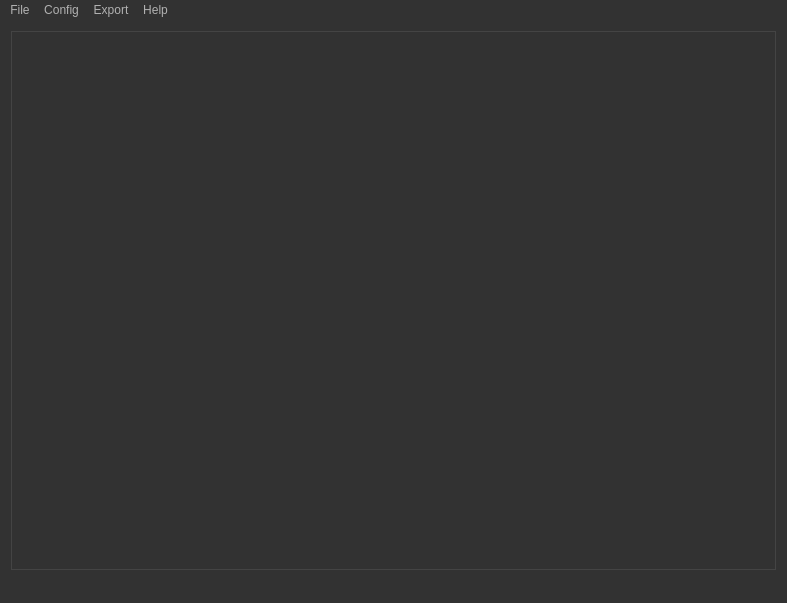
The window that ui/cdegs_main.ui (Eltee/cdegs-aid) describes before a commit, drawn with Qt 5.
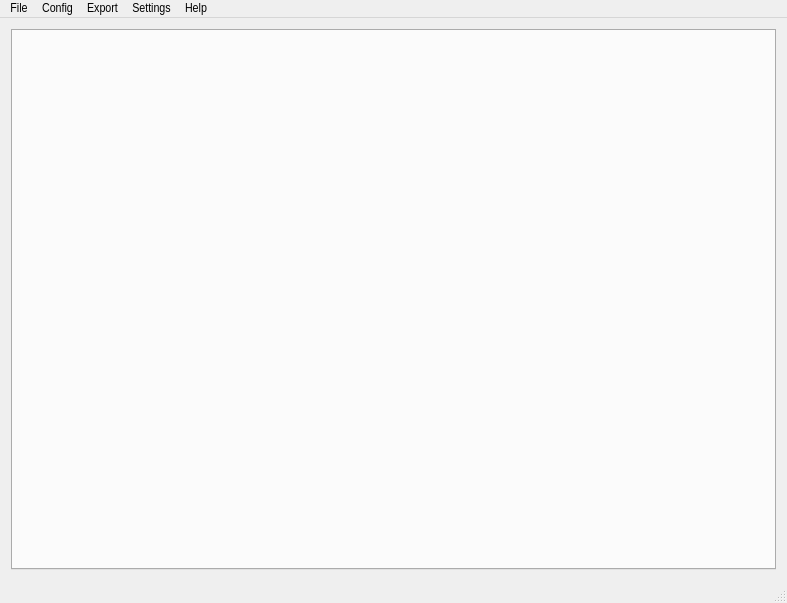
The same window after the commit. Icons and pictures are not drawn.

Patch:
```diff
--- a/ui/cdegs_main.ui
+++ b/ui/cdegs_main.ui
@@ -20,465 +20,7 @@
    <string>CDEGS Aid</string>
   </property>
   <property name="styleSheet">
-   <string notr="true">QToolTip
-{
-     border: 1px solid black;
-     background-color: #ffa02f;
-     padding: 1px;
-     border-radius: 3px;
-     opacity: 100;
-}
-
-QWidget
-{
-    color: #b1b1b1;
-    background-color: #323232;
-}
-
-QWidget:item:hover
-{
-    background-color: QLinearGradient( x1: 0, y1: 0, x2: 0, y2: 1, stop: 0 #ffa02f, stop: 1 #ca0619);
-    color: #000000;
-}
-
-QWidget:item:selected
-{
-    background-color: QLinearGradient( x1: 0, y1: 0, x2: 0, y2: 1, stop: 0 #ffa02f, stop: 1 #d7801a);
-}
-
-QMenuBar::item
-{
-    background: transparent;
-}
-
-QMenuBar::item:selected
-{
-    background: transparent;
-    border: 1px solid #ffaa00;
-}
-
-QMenuBar::item:pressed
-{
-    background: #444;
-    border: 1px solid #000;
-    background-color: QLinearGradient(
-        x1:0, y1:0,
-        x2:0, y2:1,
-        stop:1 #212121,
-        stop:0.4 #343434/*,
-        stop:0.2 #343434,
-        stop:0.1 #ffaa00*/
-    );
-    margin-bottom:-1px;
-    padding-bottom:1px;
-}
-
-QMenu
-{
-    border: 1px solid #000;
-}
-
-QMenu::item
-{
-    padding: 2px 20px 2px 20px;
-}
-
-QMenu::item:selected
-{
-    color: #000000;
-}
-
-QWidget:disabled
-{
-    color: #6D6D6D;
-    background-color: #323232;
-}
-
-QAbstractItemView
-{
-    background-color: QLinearGradient( x1: 0, y1: 0, x2: 0, y2: 1, stop: 0 #4d4d4d, stop: 0.1 #646464, stop: 1 #5d5d5d);
-}
-
-QWidget:focus
-{
-    /*border: 2px solid QLinearGradient( x1: 0, y1: 0, x2: 0, y2: 1, stop: 0 #ffa02f, stop: 1 #d7801a);*/
-}
-
-QLineEdit
-{
-    background-color: QLinearGradient( x1: 0, y1: 0, x2: 0, y2: 1, stop: 0 #4d4d4d, stop: 0 #646464, stop: 1 #5d5d5d);
-    padding: 1px;
-    border-style: solid;
-    border: 1px solid #1e1e1e;
-    border-radius: 5;
-}
-
-QPushButton
-{
-    color: #b1b1b1;
-    background-color: QLinearGradient( x1: 0, y1: 0, x2: 0, y2: 1, stop: 0 #565656, stop: 0.1 #525252, stop: 0.5 #4e4e4e, stop: 0.9 #4a4a4a, stop: 1 #464646);
-    border-width: 1px;
-    border-color: #1e1e1e;
-    border-style: solid;
-    border-radius: 6;
-    padding: 3px;
-    font-size: 12px;
-    padding-left: 5px;
-    padding-right: 5px;
-}
-
-QPushButton:pressed
-{
-    background-color: QLinearGradient( x1: 0, y1: 0, x2: 0, y2: 1, stop: 0 #2d2d2d, stop: 0.1 #2b2b2b, stop: 0.5 #292929, stop: 0.9 #282828, stop: 1 #252525);
-}
-
-QComboBox
-{
-    selection-background-color: #ffaa00;
-    background-color: QLinearGradient( x1: 0, y1: 0, x2: 0, y2: 1, stop: 0 #565656, stop: 0.1 #525252, stop: 0.5 #4e4e4e, stop: 0.9 #4a4a4a, stop: 1 #464646);
-    border-style: solid;
-    border: 1px solid #1e1e1e;
-    border-radius: 5;
-}
-
-QComboBox:hover,QPushButton:hover
-{
-    border: 2px solid QLinearGradient( x1: 0, y1: 0, x2: 0, y2: 1, stop: 0 #ffa02f, stop: 1 #d7801a);
-}
-
-
-QComboBox:on
-{
-    padding-top: 3px;
-    padding-left: 4px;
-    background-color: QLinearGradient( x1: 0, y1: 0, x2: 0, y2: 1, stop: 0 #2d2d2d, stop: 0.1 #2b2b2b, stop: 0.5 #292929, stop: 0.9 #282828, stop: 1 #252525);
-    selection-background-color: #ffaa00;
-}
-
-QComboBox QAbstractItemView
-{
-    border: 2px solid darkgray;
-    selection-background-color: QLinearGradient( x1: 0, y1: 0, x2: 0, y2: 1, stop: 0 #ffa02f, stop: 1 #d7801a);
-}
-
-QComboBox::drop-down
-{
-     subcontrol-origin: padding;
-     subcontrol-position: top right;
-     width: 15px;
-
-     border-left-width: 0px;
-     border-left-color: darkgray;
-     border-left-style: solid; /* just a single line */
-     border-top-right-radius: 3px; /* same radius as the QComboBox */
-     border-bottom-right-radius: 3px;
- }
-
-QComboBox::down-arrow
-{
-     image: url(:/down_arrow.png);
-}
-
-QGroupBox:focus
-{
-border: 2px solid QLinearGradient( x1: 0, y1: 0, x2: 0, y2: 1, stop: 0 #ffa02f, stop: 1 #d7801a);
-}
-
-QTextEdit:focus
-{
-    border: 2px solid QLinearGradient( x1: 0, y1: 0, x2: 0, y2: 1, stop: 0 #ffa02f, stop: 1 #d7801a);
-}
-
-QScrollBar:horizontal {
-     border: 1px solid #222222;
-     background: QLinearGradient( x1: 0, y1: 0, x2: 0, y2: 1, stop: 0.0 #121212, stop: 0.2 #282828, stop: 1 #484848);
-     height: 7px;
-     margin: 0px 16px 0 16px;
-}
-
-QScrollBar::handle:horizontal
-{
-      background: QLinearGradient( x1: 0, y1: 0, x2: 1, y2: 0, stop: 0 #ffa02f, stop: 0.5 #d7801a, stop: 1 #ffa02f);
-      min-height: 20px;
-      border-radius: 2px;
-}
-
-QScrollBar::add-line:horizontal {
-      border: 1px solid #1b1b19;
-      border-radius: 2px;
-      background: QLinearGradient( x1: 0, y1: 0, x2: 1, y2: 0, stop: 0 #ffa02f, stop: 1 #d7801a);
-      width: 14px;
-      subcontrol-position: right;
-      subcontrol-origin: margin;
-}
-
-QScrollBar::sub-line:horizontal {
-      border: 1px solid #1b1b19;
-      border-radius: 2px;
-      background: QLinearGradient( x1: 0, y1: 0, x2: 1, y2: 0, stop: 0 #ffa02f, stop: 1 #d7801a);
-      width: 14px;
-     subcontrol-position: left;
-     subcontrol-origin: margin;
-}
-
-QScrollBar::right-arrow:horizontal, QScrollBar::left-arrow:horizontal
-{
-      border: 1px solid black;
-      width: 1px;
-      height: 1px;
-      background: white;
-}
-
-QScrollBar::add-page:horizontal, QScrollBar::sub-page:horizontal
-{
-      background: none;
-}
-
-QScrollBar:vertical
-{
-      background: QLinearGradient( x1: 0, y1: 0, x2: 1, y2: 0, stop: 0.0 #121212, stop: 0.2 #282828, stop: 1 #484848);
-      width: 7px;
-      margin: 16px 0 16px 0;
-      border: 1px solid #222222;
-}
-
-QScrollBar::handle:vertical
-{
-      background: QLinearGradient( x1: 0, y1: 0, x2: 0, y2: 1, stop: 0 #ffa02f, stop: 0.5 #d7801a, stop: 1 #ffa02f);
-      min-height: 20px;
-      border-radius: 2px;
-}
-
-QScrollBar::add-line:vertical
-{
-      border: 1px solid #1b1b19;
-      border-radius: 2px;
-      background: QLinearGradient( x1: 0, y1: 0, x2: 0, y2: 1, stop: 0 #ffa02f, stop: 1 #d7801a);
-      height: 14px;
-      subcontrol-position: bottom;
-      subcontrol-origin: margin;
-}
-
-QScrollBar::sub-line:vertical
-{
-      border: 1px solid #1b1b19;
-      border-radius: 2px;
-      background: QLinearGradient( x1: 0, y1: 0, x2: 0, y2: 1, stop: 0 #d7801a, stop: 1 #ffa02f);
-      height: 14px;
-      subcontrol-position: top;
-      subcontrol-origin: margin;
-}
-
-QScrollBar::up-arrow:vertical, QScrollBar::down-arrow:vertical
-{
-      border: 1px solid black;
-      width: 1px;
-      height: 1px;
-      background: white;
-}
-
-
-QScrollBar::add-page:vertical, QScrollBar::sub-page:vertical
-{
-      background: none;
-}
-
-QTextEdit
-{
-    background-color: #242424;
-}
-
-QPlainTextEdit
-{
-    background-color: #242424;
-}
-
-QHeaderView::section
-{
-    background-color: QLinearGradient(x1:0, y1:0, x2:0, y2:1, stop:0 #616161, stop: 0.5 #505050, stop: 0.6 #434343, stop:1 #656565);
-    color: white;
-    padding-left: 4px;
-    border: 1px solid #6c6c6c;
-}
-
-QCheckBox:disabled
-{
-color: #414141;
-}
-
-QDockWidget::title
-{
-    text-align: center;
-    spacing: 3px; /* spacing between items in the tool bar */
-    background-color: QLinearGradient(x1:0, y1:0, x2:0, y2:1, stop:0 #323232, stop: 0.5 #242424, stop:1 #323232);
-}
-
-QDockWidget::close-button, QDockWidget::float-button
-{
-    text-align: center;
-    spacing: 1px; /* spacing between items in the tool bar */
-    background-color: QLinearGradient(x1:0, y1:0, x2:0, y2:1, stop:0 #323232, stop: 0.5 #242424, stop:1 #323232);
-}
-
-QDockWidget::close-button:hover, QDockWidget::float-button:hover
-{
-    background: #242424;
-}
-
-QDockWidget::close-button:pressed, QDockWidget::float-button:pressed
-{
-    padding: 1px -1px -1px 1px;
-}
-
-QMainWindow::separator
-{
-    background-color: QLinearGradient(x1:0, y1:0, x2:0, y2:1, stop:0 #161616, stop: 0.5 #151515, stop: 0.6 #212121, stop:1 #343434);
-    color: white;
-    padding-left: 4px;
-    border: 1px solid #4c4c4c;
-    spacing: 3px; /* spacing between items in the tool bar */
-}
-
-QMainWindow::separator:hover
-{
-
-    background-color: QLinearGradient(x1:0, y1:0, x2:0, y2:1, stop:0 #d7801a, stop:0.5 #b56c17 stop:1 #ffa02f);
-    color: white;
-    padding-left: 4px;
-    border: 1px solid #6c6c6c;
-    spacing: 3px; /* spacing between items in the tool bar */
-}
-
-QToolBar::handle
-{
-     spacing: 3px; /* spacing between items in the tool bar */
-     background: url(:/images/handle.png);
-}
-
-QMenu::separator
-{
-    height: 2px;
-    background-color: QLinearGradient(x1:0, y1:0, x2:0, y2:1, stop:0 #161616, stop: 0.5 #151515, stop: 0.6 #212121, stop:1 #343434);
-    color: white;
-    padding-left: 4px;
-    margin-left: 10px;
-    margin-right: 5px;
-}
-
-QProgressBar
-{
-    border: 2px solid grey;
-    border-radius: 5px;
-    text-align: center;
-}
-
-QProgressBar::chunk
-{
-    background-color: #d7801a;
-    width: 2.15px;
-    margin: 0.5px;
-}
-
-QTabBar::tab {
-    color: #b1b1b1;
-    border: 1px solid #444;
-    border-bottom-style: none;
-    background-color: #323232;
-    padding-left: 10px;
-    padding-right: 10px;
-    padding-top: 3px;
-    padding-bottom: 2px;
-    margin-right: -1px;
-}
-
-QTabWidget::pane {
-    border: 1px solid #444;
-    top: 1px;
-}
-
-QTabBar::tab:last
-{
-    margin-right: 0; /* the last selected tab has nothing to overlap with on the right */
-    border-top-right-radius: 3px;
-}
-
-QTabBar::tab:first:!selected
-{
- margin-left: 0px; /* the last selected tab has nothing to overlap with on the right */
-
-
-    border-top-left-radius: 3px;
-}
-
-QTabBar::tab:!selected
-{
-    color: #b1b1b1;
-    border-bottom-style: solid;
-    margin-top: 3px;
-    background-color: QLinearGradient(x1:0, y1:0, x2:0, y2:1, stop:1 #212121, stop:.4 #343434);
-}
-
-QTabBar::tab:selected
-{
-    border-top-left-radius: 3px;
-    border-top-right-radius: 3px;
-    margin-bottom: 0px;
-}
-
-QTabBar::tab:!selected:hover
-{
-    /*border-top: 2px solid #ffaa00;
-    padding-bottom: 3px;*/
-    border-top-left-radius: 3px;
-    border-top-right-radius: 3px;
-    background-color: QLinearGradient(x1:0, y1:0, x2:0, y2:1, stop:1 #212121, stop:0.4 #343434, stop:0.2 #343434, stop:0.1 #ffaa00);
-}
-
-QRadioButton::indicator:checked, QRadioButton::indicator:unchecked{
-    color: #b1b1b1;
-    background-color: #323232;
-    border: 1px solid #b1b1b1;
-    border-radius: 6px;
-}
-
-QRadioButton::indicator:checked
-{
-    background-color: qradialgradient(
-        cx: 0.5, cy: 0.5,
-        fx: 0.5, fy: 0.5,
-        radius: 1.0,
-        stop: 0.25 #ffaa00,
-        stop: 0.3 #323232
-    );
-}
-
-QCheckBox::indicator{
-    color: #b1b1b1;
-    background-color: #323232;
-    border: 1px solid #b1b1b1;
-    width: 9px;
-    height: 9px;
-}
-
-QRadioButton::indicator
-{
-    border-radius: 6px;
-}
-
-QRadioButton::indicator:hover, QCheckBox::indicator:hover
-{
-    border: 1px solid #ffaa00;
-}
-
-QCheckBox::indicator:checked
-{
-    image:url(:/images/checkbox.png);
-}
-
-QCheckBox::indicator:disabled, QRadioButton::indicator:disabled
-{
-    border: 1px solid #444;
-}</string>
+   <string notr="true"/>
   </property>
   <widget class="QWidget" name="centralwidget">
    <layout class="QGridLayout" name="gridLayout">
@@ -622,9 +164,16 @@
     </property>
     <addaction name="actionAbout"/>
    </widget>
+   <widget class="QMenu" name="menuSettings">
+    <property name="title">
+     <string>Settings</string>
+    </property>
+    <addaction name="actionStylesheet"/>
+   </widget>
    <addaction name="menuFile"/>
    <addaction name="menuConfig"/>
    <addaction name="menuExport"/>
+   <addaction name="menuSettings"/>
    <addaction name="menuHelp"/>
   </widget>
   <widget class="QStatusBar" name="statusbar"/>
```
Left out of the diff: 5 changed lines with no effect on the pictures.
